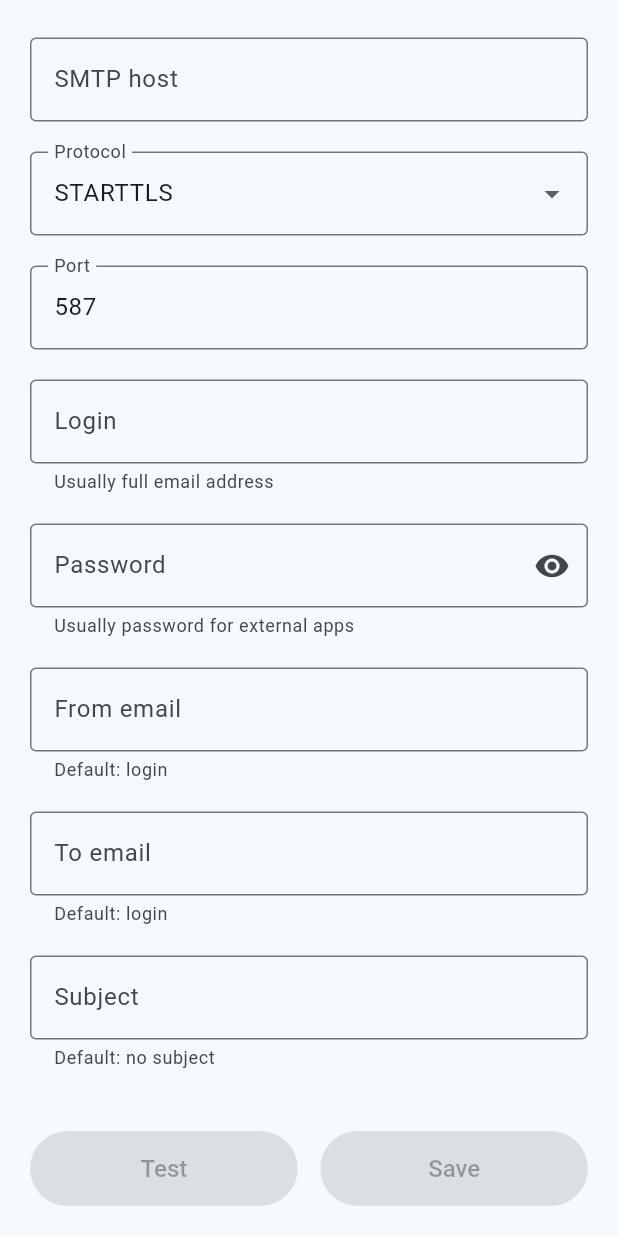
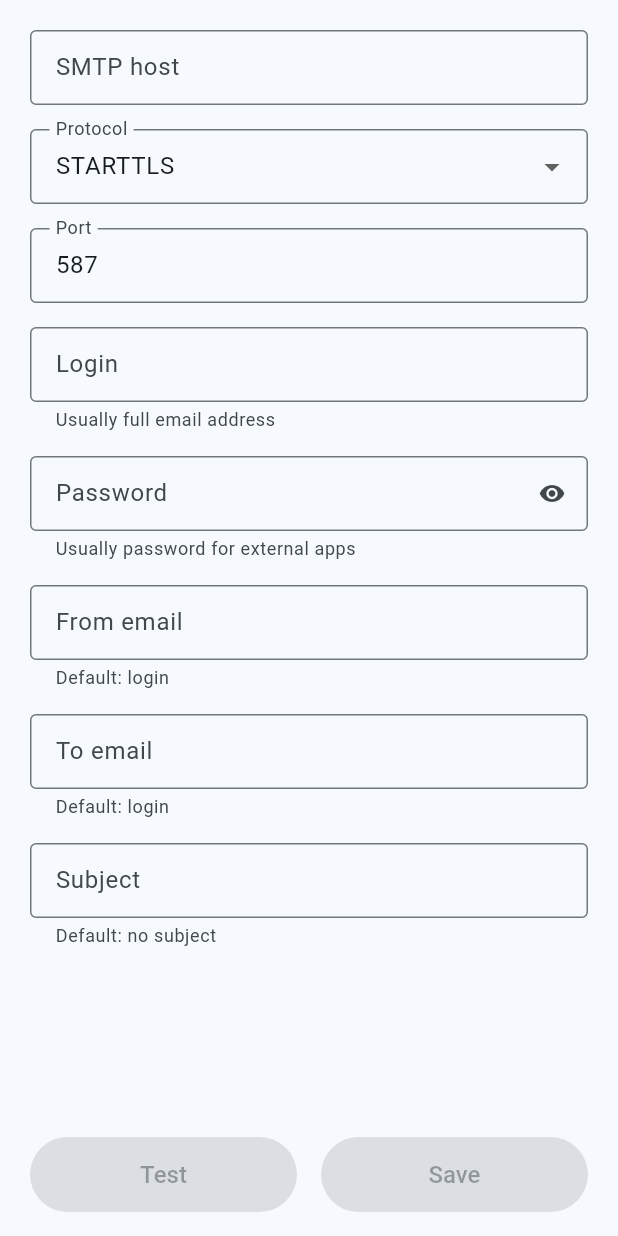
Before and after one commit to teslor/sms-telebot, a Flutter app: the SmtpServerConnection screen opened directly, on a phone screen of 412 x 824 dp. Run offline on Flutter 3.47's test engine with Material 3 defaults, Android fonts, the phone set to English and light mode, and no system bars; our stand-ins replace permission_handler, sqflite; accounts and stored records are empty.

Commit message:
Adjust UI padding and margins across pages; use compact input style

```diff
--- a/lib/main.dart
+++ b/lib/main.dart
@@ -92,6 +92,7 @@ class _AppViewState extends State<AppView> {
         ],
       ),
       bottomNavigationBar: NavigationBar(
+        height: 74,
         onDestinationSelected: (int index) {
           // Return to the list of rules if the Rules tab is already selected
           if (currentPageIndex == index && index == 1) {
--- a/lib/pages/connections/smtp_server.dart
+++ b/lib/pages/connections/smtp_server.dart
@@ -3,6 +3,7 @@ import 'package:flutter/services.dart';
 import 'package:provider/provider.dart';
 import '../../extensions/build_context_x.dart';
 import '../../l10n/generated/app_localizations.dart';
+import '../../styles.dart';
 import '../../state.dart';
 import '../../service.dart';
 import '../../widgets/action_button.dart';
@@ -238,24 +239,21 @@ class _SmtpServerConnectionState extends State<SmtpServerConnection> {
 
     return Scaffold(
       body: ListView(
-        padding: const EdgeInsets.fromLTRB(20, 20, 20, 15),
+        padding: const EdgeInsets.fromLTRB(20, 20, 20, 0),
         children: [
-          const SizedBox(height: 5),
           TextField(
             controller: _hostController,
             keyboardType: TextInputType.url,
-            decoration: InputDecoration(
-              border: OutlineInputBorder(),
+            decoration: CustomStyle.compactInput(
               labelText: l10n.smtp_host,
             ),
             onChanged: _onChanged,
           ),
-          const SizedBox(height: 20),
+          const SizedBox(height: 16),
           DropdownButtonFormField<String>(
             value: _protocol,
             style: dropdownTextStyle,
-            decoration: InputDecoration(
-              border: OutlineInputBorder(),
+            decoration: CustomStyle.compactInput(
               labelText: l10n.smtp_protocol,
             ),
             items: [
@@ -285,34 +283,31 @@ class _SmtpServerConnectionState extends State<SmtpServerConnection> {
               });
             },
           ),
-          const SizedBox(height: 20),
+          const SizedBox(height: 16),
           TextField(
             controller: _portController,
             keyboardType: TextInputType.number,
             inputFormatters: [FilteringTextInputFormatter.digitsOnly],
-            decoration: InputDecoration(
-              border: OutlineInputBorder(),
+            decoration: CustomStyle.compactInput(
               labelText: l10n.smtp_port,
             ),
             onChanged: _onPortChanged,
           ),
-          const SizedBox(height: 20),
+          const SizedBox(height: 16),
           TextField(
             controller: _loginController,
             keyboardType: TextInputType.text,
-            decoration: InputDecoration(
-              border: OutlineInputBorder(),
+            decoration: CustomStyle.compactInput(
               labelText: l10n.smtp_login,
               helperText: l10n.smtp_loginInfo,
             ),
             onChanged: _onChanged,
           ),
-          const SizedBox(height: 20),
+          const SizedBox(height: 16),
           TextField(
             controller: _passwordController,
             obscureText: !_isPasswordVisible,
-            decoration: InputDecoration(
-              border: OutlineInputBorder(),
+            decoration: CustomStyle.compactInput(
               labelText: l10n.smtp_password,
               helperText: l10n.smtp_passwordInfo,
               suffixIcon: IconButton(
@@ -326,33 +321,30 @@ class _SmtpServerConnectionState extends State<SmtpServerConnection> {
             ),
             onChanged: _onChanged,
           ),
-          const SizedBox(height: 20),
+          const SizedBox(height: 16),
           TextField(
             controller: _fromEmailController,
             keyboardType: TextInputType.emailAddress,
-            decoration: InputDecoration(
-              border: OutlineInputBorder(),
+            decoration: CustomStyle.compactInput(
               labelText: l10n.smtp_fromEmail,
               helperText: l10n.smtp_fromEmailInfo,
             ),
             onChanged: _onChanged,
           ),
-          const SizedBox(height: 20),
+          const SizedBox(height: 16),
           TextField(
             controller: _toEmailController,
             keyboardType: TextInputType.emailAddress,
-            decoration: InputDecoration(
-              border: OutlineInputBorder(),
+            decoration: CustomStyle.compactInput(
               labelText: l10n.smtp_toEmail,
               helperText: l10n.smtp_toEmailInfo,
             ),
             onChanged: _onChanged,
           ),
-          const SizedBox(height: 20),
+          const SizedBox(height: 16),
           TextField(
             controller: _subjectController,
-            decoration: InputDecoration(
-              border: OutlineInputBorder(),
+            decoration: CustomStyle.compactInput(
               labelText: l10n.smtp_subject,
               helperText: l10n.smtp_subjectInfo,
             ),
--- a/lib/pages/help_page.dart
+++ b/lib/pages/help_page.dart
@@ -52,7 +52,7 @@ class HelpPage extends StatelessWidget {
       ),
       body: SafeArea(
         child: ListView(
-          padding: const EdgeInsets.all(20.0),
+          padding: const EdgeInsets.fromLTRB(20, 16, 20, 16),
           children: [
             Text(AppConst.appName, style: TextStyle(fontSize: 20, color: appLabelColor)),
             Transform.translate(
--- a/lib/pages/rules_page.dart
+++ b/lib/pages/rules_page.dart
@@ -102,7 +102,7 @@ class RulesPage extends StatelessWidget {
           ),
         )
         : ListView.builder(
-          padding: const EdgeInsets.fromLTRB(20, 20, 20, 0),
+          padding: const EdgeInsets.fromLTRB(20, 16, 20, 0),
           itemCount: rules.length,
           itemBuilder: (context, index) {
             final rule = rules[index];
@@ -222,7 +222,7 @@ class RuleCard extends StatelessWidget {
     final isActive = rule['is_active'] == 1;
 
     return Card(
-      margin: const EdgeInsets.only(bottom: 15),
+      margin: const EdgeInsets.only(bottom: 16),
       child: InkWell(
         onTap: () async {
           await _runAppStateAction(
@@ -235,7 +235,7 @@ class RuleCard extends StatelessWidget {
           _showActionMenu(context, appState);
         },
         child: Padding(
-          padding: const EdgeInsets.symmetric(horizontal: 16, vertical: 12),
+          padding: const EdgeInsets.symmetric(horizontal: 16, vertical: 11),
           child: Row(
             children: [
               Expanded(
--- a/lib/styles.dart
+++ b/lib/styles.dart
@@ -2,9 +2,35 @@ import 'package:flutter/material.dart';
 
 class CustomStyle {
   static ButtonStyle elevatedButtonStyle = ElevatedButton.styleFrom(
-    textStyle: TextStyle(
+    textStyle: const TextStyle(
       fontSize: 16.0,
       fontWeight: FontWeight.w500,
     ),
   );
+
+  static InputDecoration compactInput({
+    required String labelText,
+    String? helperText,
+    FloatingLabelBehavior? floatingLabelBehavior,
+    Widget? prefixIcon,
+    Widget? suffixIcon,
+  }) {
+    return InputDecoration(
+      border: const OutlineInputBorder(),
+      labelText: labelText,
+      helperText: helperText,
+      helperMaxLines: 2,
+      floatingLabelBehavior: floatingLabelBehavior,
+      prefixIconConstraints: const BoxConstraints(minWidth: 0, minHeight: 0),
+      prefixIcon: prefixIcon == null
+          ? null
+          : Padding(
+              padding: const EdgeInsetsDirectional.only(start: 13, end: 6),
+              child: prefixIcon,
+            ),
+      suffixIcon: suffixIcon,
+      isDense: true,
+      contentPadding: const EdgeInsets.symmetric(horizontal: 13, vertical: 13),
+    );
+  }
 }
--- a/lib/widgets/action_button.dart
+++ b/lib/widgets/action_button.dart
@@ -39,9 +39,10 @@ class ActionButton extends StatelessWidget {
     );
 
     final padding = switch (layout) {
-      'half-1' => const EdgeInsets.fromLTRB(20, 20, 7.5, 20),
-      'half-2' => const EdgeInsets.fromLTRB(7.5, 20, 20, 20),
-      _ => const EdgeInsets.all(20)
+      'half-1' => const EdgeInsets.fromLTRB(20, 16, 8, 16),
+      'half-2' => const EdgeInsets.fromLTRB(8, 16, 20, 16),
+      _ => const EdgeInsets.fromLTRB(20, 16, 20, 16),
+
     };
 
     return Padding(padding: padding, child: button);
```
Also changed, not shown: lib/pages/connections/telegram_bot.dart (+7 -13 lines), lib/pages/messages_page.dart (+5 -5 lines), lib/pages/rule_filters_page.dart (+5 -6 lines), lib/pages/settings_page.dart (+12 -11 lines).
